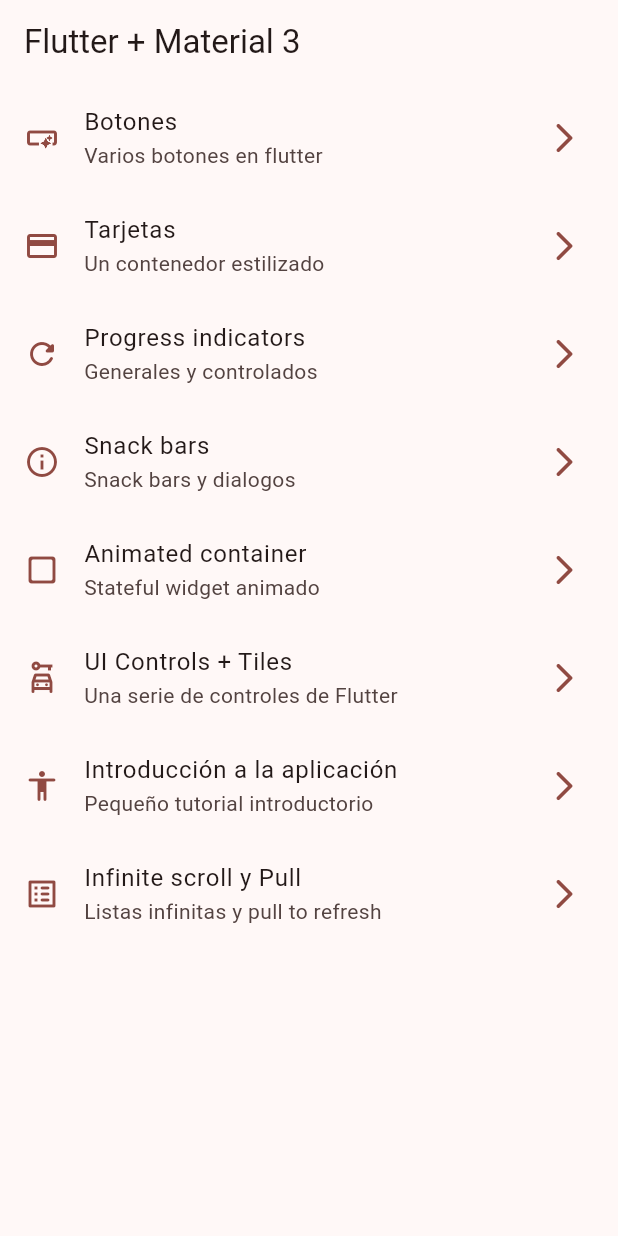
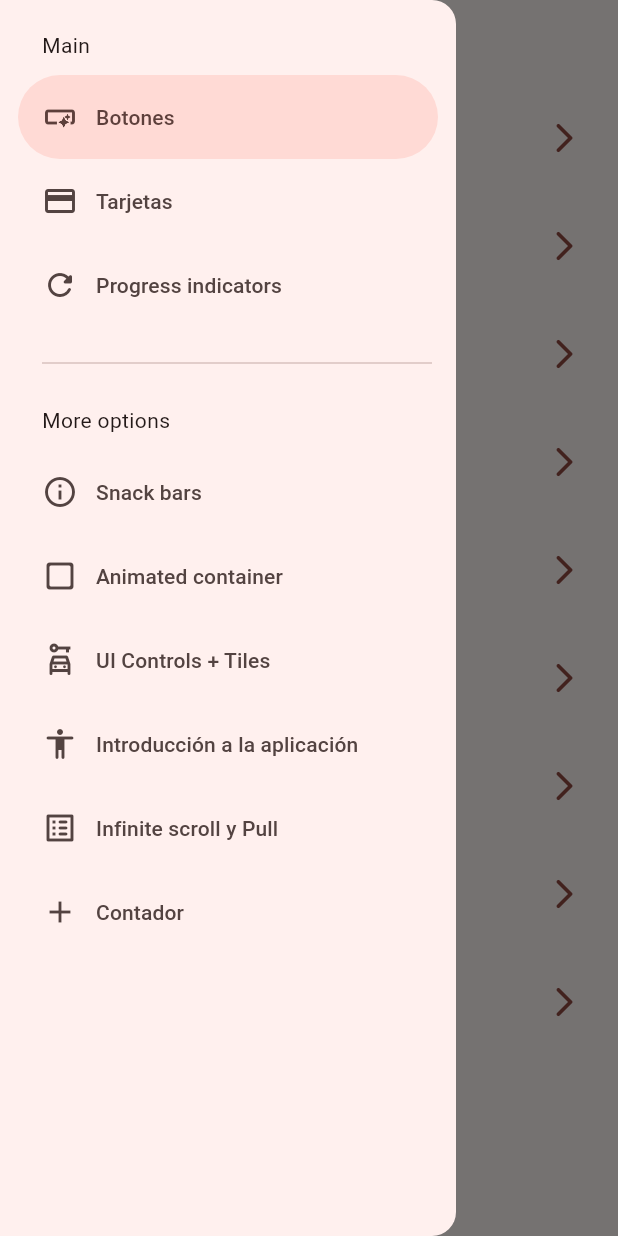
Before and after one commit to lukeBryDev/flutter_expert_dev_talles_course, a Flutter app: the screen it shows after launch, with the side drawer open (before the commit the screen has no drawer), on a phone screen of 412 x 824 dp. Run offline on Flutter 3.47's test engine with Material 3 defaults, Android fonts, the light colour scheme and no system bars; our stand-ins replace animate_do, dio, go_router, video_player.

Commit message:
widgets_app feat(home_screen): drawer finished

```diff
--- a/widgets_app/lib/config/menu/menu_items.dart
+++ b/widgets_app/lib/config/menu/menu_items.dart
@@ -54,4 +54,9 @@
       subTitle: 'Listas infinitas y pull to refresh',
       link: '/infinite',
       icon: Icons.list_alt_rounded),
+  MenuItem(
+      title: 'Contador',
+      subTitle: 'Contador con Riverpod',
+      link: '/counter',
+      icon: Icons.add),
 ];
--- a/widgets_app/lib/presentation/screens/home/home_screen.dart
+++ b/widgets_app/lib/presentation/screens/home/home_screen.dart
@@ -1,6 +1,7 @@
 import 'package:flutter/material.dart';
 import 'package:go_router/go_router.dart';
 import 'package:widgets_app/config/menu/menu_items.dart';
+import 'package:widgets_app/presentation/widgets/side_menu.dart';
 
 class HomeScreen extends StatelessWidget {
   static const name = 'home_screen';
@@ -9,11 +10,16 @@
 
   @override
   Widget build(BuildContext context) {
+    final scaffoldKey = GlobalKey<ScaffoldState>();
     return Scaffold(
+      key: scaffoldKey,
       appBar: AppBar(
         title: const Text('Flutter + Material 3'),
       ),
       body: _HomeView(),
+      drawer: SideMenu(
+        scaffoldKey: scaffoldKey,
+      ),
     );
   }
 }
@@ -52,7 +58,6 @@
 
         // context.pushNamed(CardsScreen.name);
         context.push(menuItem.link);
-
       },
     );
   }
--- /dev/null
+++ b/widgets_app/lib/presentation/widgets/side_menu.dart
@@ -0,0 +1,54 @@
+import 'package:flutter/material.dart';
+import 'package:go_router/go_router.dart';
+import 'package:widgets_app/config/menu/menu_items.dart';
+
+class SideMenu extends StatefulWidget {
+  final GlobalKey<ScaffoldState> scaffoldKey;
+
+  const SideMenu({super.key, required this.scaffoldKey});
+
+  @override
+  State<SideMenu> createState() => _SideMenuState();
+}
+
+class _SideMenuState extends State<SideMenu> {
+  int navDrawerIndex = 0;
+
+  @override
+  Widget build(BuildContext context) {
+    final hastNotch = MediaQuery.of(context).viewPadding.top > 35;
+    return NavigationDrawer(
+      selectedIndex: navDrawerIndex,
+      onDestinationSelected: (value) {
+        setState(() {
+          navDrawerIndex = value;
+        });
+        final menuItem = appMenuItems[value];
+        context.push(menuItem.link);
+        widget.scaffoldKey.currentState?.closeDrawer();
+      },
+      children: [
+        Padding(
+          padding: EdgeInsets.fromLTRB(28, hastNotch ? 0 : 20, 16, 10),
+          child: const Text('Main'),
+        ),
+        ...appMenuItems.sublist(0, 3).map((item) => NavigationDrawerDestination(
+              icon: Icon(item.icon),
+              label: Text(item.title),
+            )),
+        const Padding(
+          padding: EdgeInsets.fromLTRB(28, 16, 16, 10),
+          child: Divider(),
+        ),
+        const Padding(
+          padding: EdgeInsets.fromLTRB(28, 10, 16, 10),
+          child: Text('More options'),
+        ),
+        ...appMenuItems.sublist(3).map((item) => NavigationDrawerDestination(
+              icon: Icon(item.icon),
+              label: Text(item.title),
+            )),
+      ],
+    );
+  }
+}
```
